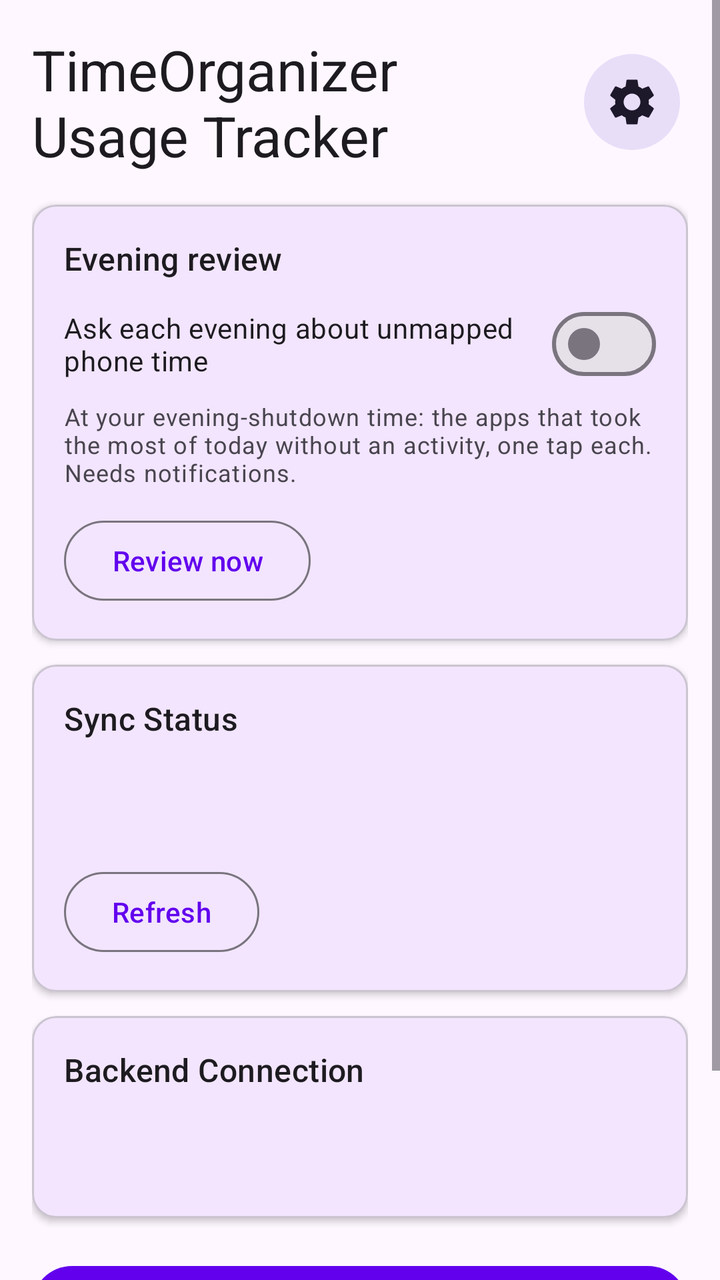
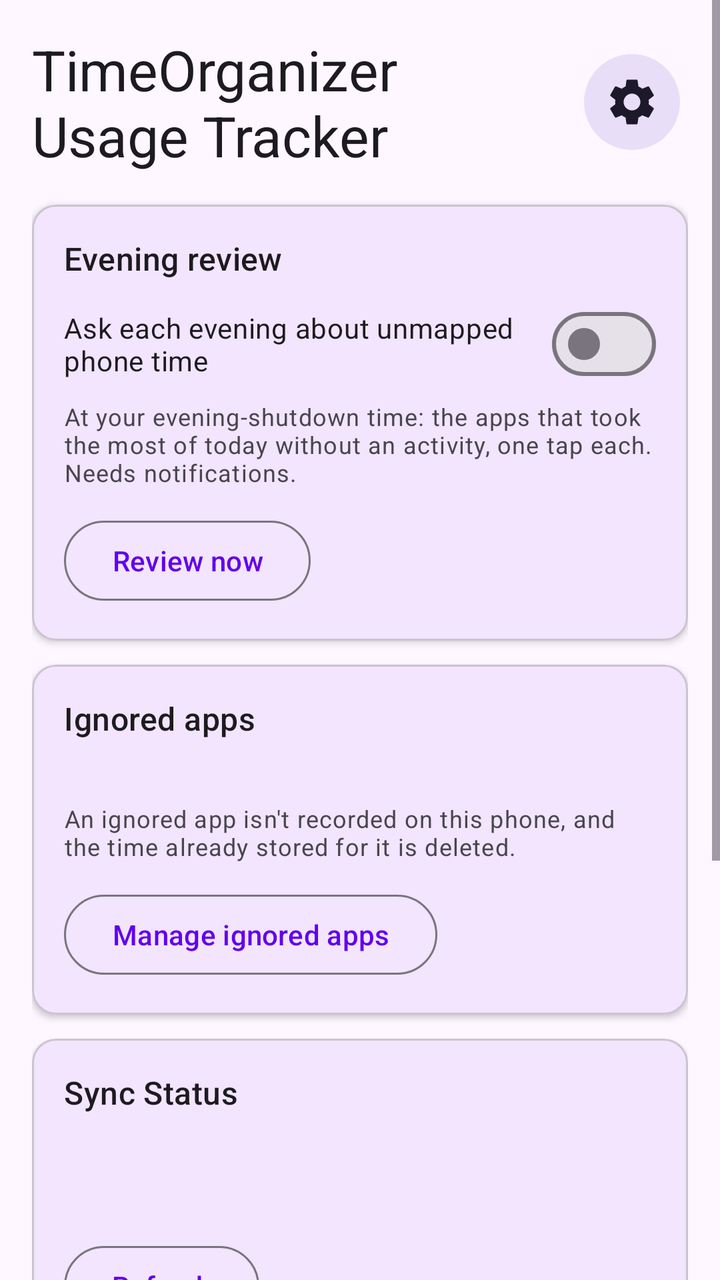

Compare the two renders of this Android layout. The source of the first and the diff that turns it into the second are given below.
<!-- AndroidManifest.xml: application theme Theme.TimeOrganizerUsageTracker -->
<!-- res/layout/activity_main.xml -->
<?xml version="1.0" encoding="utf-8"?>
<LinearLayout xmlns:android="http://schemas.android.com/apk/res/android"
    xmlns:app="http://schemas.android.com/apk/res-auto"
    android:layout_width="match_parent"
    android:id="@+id/root"
    android:layout_height="match_parent"
    android:orientation="vertical">

    
    <com.google.android.material.card.MaterialCardView
        android:id="@+id/bannerUsageAccess"
        android:layout_width="match_parent"
        android:layout_height="wrap_content"
        android:layout_marginStart="16dp"
        android:layout_marginEnd="16dp"
        android:layout_marginTop="16dp"
        android:visibility="gone"
        app:cardBackgroundColor="?attr/colorErrorContainer"
        app:strokeColor="?attr/colorError"
        app:strokeWidth="1dp"
        app:cardElevation="0dp"
        app:cardCornerRadius="12dp">

        <LinearLayout
            android:layout_width="match_parent"
            android:layout_height="wrap_content"
            android:orientation="vertical"
            android:padding="16dp">

            <TextView
                android:layout_width="wrap_content"
                android:layout_height="wrap_content"
                android:text="@string/usage_access_banner_title"
                android:textAppearance="?attr/textAppearanceTitleMedium"
                android:textColor="?attr/colorOnErrorContainer"
                android:layout_marginBottom="4dp" />

            <TextView
                android:layout_width="wrap_content"
                android:layout_height="wrap_content"
                android:text="@string/usage_access_banner_text"
                android:textAppearance="?attr/textAppearanceBodyMedium"
                android:textColor="?attr/colorOnErrorContainer"
                android:layout_marginBottom="12dp" />

            <com.google.android.material.button.MaterialButton
                android:id="@+id/btnGrantPermission"
                android:layout_width="wrap_content"
                android:layout_height="wrap_content"
                android:text="@string/btn_grant_permission"
                android:backgroundTint="?attr/colorError"
                android:textColor="?attr/colorOnError" />

        </LinearLayout>
    </com.google.android.material.card.MaterialCardView>

    <ScrollView
        android:layout_width="match_parent"
        android:layout_height="0dp"
        android:layout_weight="1"
        android:clipToPadding="false"
        android:fillViewport="true">

    <LinearLayout
        android:layout_width="match_parent"
        android:layout_height="wrap_content"
        android:orientation="vertical"
        android:padding="16dp">

        
        <LinearLayout
            android:layout_width="match_parent"
            android:layout_height="wrap_content"
            android:orientation="horizontal"
            android:gravity="center_vertical"
            android:layout_marginBottom="16dp">

            <TextView
                android:layout_width="0dp"
                android:layout_height="wrap_content"
                android:layout_weight="1"
                android:text="TimeOrganizer Usage Tracker"
                android:textAppearance="?attr/textAppearanceHeadlineMedium" />

            <com.google.android.material.button.MaterialButton
                android:id="@+id/btnSettings"
                style="@style/Widget.Material3.Button.IconButton.Filled.Tonal"
                android:layout_width="wrap_content"
                android:layout_height="wrap_content"
                android:layout_marginStart="8dp"
                android:contentDescription="@string/settings_title"
                app:icon="@drawable/ic_settings"
                app:iconSize="28dp" />

        </LinearLayout>

        
        <com.google.android.material.card.MaterialCardView
            android:id="@+id/bannerSetup"
            android:layout_width="match_parent"
            android:layout_height="wrap_content"
            android:layout_marginBottom="12dp"
            android:visibility="gone"
            android:clickable="true"
            android:focusable="true"
            app:cardBackgroundColor="@color/warning_container"
            app:strokeColor="@color/warning"
            app:strokeWidth="1dp"
            app:cardElevation="0dp"
            app:cardCornerRadius="12dp">

            <LinearLayout
                android:layout_width="match_parent"
                android:layout_height="wrap_content"
                android:orientation="vertical"
                android:padding="16dp">

                <TextView
                    android:layout_width="wrap_content"
                    android:layout_height="wrap_content"
                    android:text="@string/setup_banner_title"
                    android:textAppearance="?attr/textAppearanceTitleMedium"
                    android:textColor="@color/on_warning_container"
                    android:layout_marginBottom="4dp" />

                <TextView
                    android:id="@+id/tvSetupBanner"
                    android:layout_width="wrap_content"
                    android:layout_height="wrap_content"
                    android:textAppearance="?attr/textAppearanceBodyMedium"
                    android:textColor="@color/on_warning_container"
                    android:layout_marginBottom="12dp" />

                <com.google.android.material.button.MaterialButton
                    android:id="@+id/btnOpenSettings"
                    android:layout_width="wrap_content"
                    android:layout_height="wrap_content"
                    android:text="@string/btn_open_settings"
                    android:textColor="@color/on_warning_container"
                    app:strokeColor="@color/warning"
                    style="@style/Widget.Material3.Button.OutlinedButton" />

            </LinearLayout>
        </com.google.android.material.card.MaterialCardView>

        
        <com.google.android.material.card.MaterialCardView
            android:layout_width="match_parent"
            android:layout_height="wrap_content"
            android:layout_marginBottom="12dp"
            app:cardElevation="2dp"
            app:cardCornerRadius="12dp">

            <LinearLayout
                android:layout_width="match_parent"
                android:layout_height="wrap_content"
                android:orientation="vertical"
                android:padding="16dp">

                <TextView
                    android:layout_width="wrap_content"
                    android:layout_height="wrap_content"
                    android:text="@string/review_card_title"
                    android:textAppearance="?attr/textAppearanceTitleMedium"
                    android:layout_marginBottom="8dp" />

                <com.google.android.material.materialswitch.MaterialSwitch
                    android:id="@+id/swEveningReview"
                    android:layout_width="match_parent"
                    android:layout_height="wrap_content"
                    android:text="@string/review_card_switch" />

                <TextView
                    android:layout_width="wrap_content"
                    android:layout_height="wrap_content"
                    android:text="@string/review_card_hint"
                    android:textAppearance="?attr/textAppearanceBodySmall"
                    android:layout_marginTop="4dp"
                    android:layout_marginBottom="12dp" />

                <com.google.android.material.button.MaterialButton
                    android:id="@+id/btnReviewNow"
                    android:layout_width="wrap_content"
                    android:layout_height="wrap_content"
                    android:text="@string/btn_review_now"
                    style="@style/Widget.Material3.Button.OutlinedButton" />

            </LinearLayout>
        </com.google.android.material.card.MaterialCardView>

        
        <com.google.android.material.card.MaterialCardView
            android:layout_width="match_parent"
            android:layout_height="wrap_content"
            android:layout_marginBottom="12dp"
            app:cardElevation="2dp"
            app:cardCornerRadius="12dp">

            <LinearLayout
                android:layout_width="match_parent"
                android:layout_height="wrap_content"
                android:orientation="vertical"
                android:padding="16dp">

                <TextView
                    android:layout_width="wrap_content"
                    android:layout_height="wrap_content"
                    android:text="Sync Status"
                    android:textAppearance="?attr/textAppearanceTitleMedium"
                    android:layout_marginBottom="8dp" />

                <TextView
                    android:id="@+id/tvLastSync"
                    android:layout_width="wrap_content"
                    android:layout_height="wrap_content"
                    android:textAppearance="?attr/textAppearanceBodyMedium" />

                <TextView
                    android:id="@+id/tvSyncResult"
                    android:layout_width="wrap_content"
                    android:layout_height="wrap_content"
                    android:textAppearance="?attr/textAppearanceBodyMedium"
                    android:layout_marginTop="4dp" />

                <com.google.android.material.button.MaterialButton
                    android:id="@+id/btnRefreshStatus"
                    android:layout_width="wrap_content"
                    android:layout_height="wrap_content"
                    android:layout_marginTop="12dp"
                    android:text="@string/btn_refresh_status"
                    style="@style/Widget.Material3.Button.OutlinedButton" />

            </LinearLayout>
        </com.google.android.material.card.MaterialCardView>

        
        <com.google.android.material.card.MaterialCardView
            android:layout_width="match_parent"
            android:layout_height="wrap_content"
            android:layout_marginBottom="12dp"
            app:cardElevation="2dp"
            app:cardCornerRadius="12dp">

            <LinearLayout
                android:layout_width="match_parent"
                android:layout_height="wrap_content"
                android:orientation="vertical"
                android:padding="16dp">

                <TextView
                    android:layout_width="wrap_content"
                    android:layout_height="wrap_content"
                    android:text="Backend Connection"
                    android:textAppearance="?attr/textAppearanceTitleMedium"
                    android:layout_marginBottom="8dp" />

                <TextView
                    android:id="@+id/tvBackendStatus"
                    android:layout_width="wrap_content"
                    android:layout_height="wrap_content"
                    android:textAppearance="?attr/textAppearanceBodyMedium" />

                <TextView
                    android:id="@+id/tvApiUrl"
                    android:layout_width="wrap_content"
                    android:layout_height="wrap_content"
                    android:textAppearance="?attr/textAppearanceBodySmall"
                    android:layout_marginTop="4dp" />

            </LinearLayout>
        </com.google.android.material.card.MaterialCardView>

        
        <com.google.android.material.button.MaterialButton
            android:id="@+id/btnSyncNow"
            android:layout_width="match_parent"
            android:layout_height="wrap_content"
            android:text="@string/btn_sync_now"
            android:layout_marginTop="8dp" />

        
        <com.google.android.material.button.MaterialButton
            android:id="@+id/btnLogout"
            android:layout_width="match_parent"
            android:layout_height="wrap_content"
            android:text="@string/btn_logout"
            android:layout_marginTop="24dp"
            style="@style/Widget.Material3.Button.TextButton" />

    </LinearLayout>
    </ScrollView>
</LinearLayout>
<!-- resources referenced by this layout -->
<resources>
  <color name="on_warning_container">#FF3D2E00</color>
  <color name="warning">#FFB98900</color>
  <color name="warning_container">#FFFFF0C2</color>
  <!-- drawable ic_settings (drawable) -->
  <?xml version="1.0" encoding="utf-8"?>
  <vector xmlns:android="http://schemas.android.com/apk/res/android"
      android:width="24dp"
      android:height="24dp"
      android:viewportWidth="24"
      android:viewportHeight="24">
      <path
          android:fillColor="#FF000000"
          android:pathData="M19.14,12.94c0.04,-0.3 0.06,-0.61 0.06,-0.94c0,-0.32 -0.02,-0.64 -0.07,-0.94l2.03,-1.58c0.18,-0.14 0.23,-0.41 0.12,-0.61l-1.92,-3.32c-0.12,-0.22 -0.37,-0.29 -0.59,-0.22l-2.39,0.96c-0.5,-0.38 -1.03,-0.7 -1.62,-0.94L14.4,2.81c-0.04,-0.24 -0.24,-0.41 -0.48,-0.41h-3.84c-0.24,0 -0.43,0.17 -0.47,0.41L9.25,5.35C8.66,5.59 8.12,5.92 7.63,6.29L5.24,5.33c-0.22,-0.08 -0.47,0 -0.59,0.22L2.74,8.87C2.62,9.08 2.66,9.34 2.86,9.48l2.03,1.58C4.84,11.36 4.8,11.69 4.8,12s0.02,0.64 0.07,0.94l-2.03,1.58c-0.18,0.14 -0.23,0.41 -0.12,0.61l1.92,3.32c0.12,0.22 0.37,0.29 0.59,0.22l2.39,-0.96c0.5,0.38 1.03,0.7 1.62,0.94l0.36,2.54c0.05,0.24 0.24,0.41 0.48,0.41h3.84c0.24,0 0.44,-0.17 0.47,-0.41l0.36,-2.54c0.59,-0.24 1.13,-0.56 1.62,-0.94l2.39,0.96c0.22,0.08 0.47,0 0.59,-0.22l1.92,-3.32c0.12,-0.22 0.07,-0.47 -0.12,-0.61L19.14,12.94zM12,15.6c-1.98,0 -3.6,-1.62 -3.6,-3.6s1.62,-3.6 3.6,-3.6s3.6,1.62 3.6,3.6S13.98,15.6 12,15.6z" />
  </vector>
  <string name="btn_grant_permission">Grant Usage Access</string>
  <string name="btn_logout">Sign Out</string>
  <string name="btn_open_settings">Open settings</string>
  <string name="btn_refresh_status">Refresh</string>
  <string name="btn_review_now">Review now</string>
  <string name="btn_sync_now">Sync Now</string>
  <string name="review_card_hint">At your evening-shutdown time: the apps that took the most of today without an activity, one tap each. Needs notifications.</string>
  <string name="review_card_switch">Ask each evening about unmapped phone time</string>
  <string name="review_card_title">Evening review</string>
  <string name="settings_title">Settings</string>
  <string name="setup_banner_title">Setup isn\'t finished</string>
  <string name="usage_access_banner_text">Your app use isn\'t being read. Android keeps it for about a week, and it\'s picked up once access is back — anything older is gone.</string>
  <string name="usage_access_banner_title">Usage access is off</string>
  <style name="Theme.TimeOrganizerUsageTracker" parent="Theme.Material3.DayNight.NoActionBar">
          <item name="colorPrimary">@color/purple_500</item>
          <item name="colorOnPrimary">@color/white</item>
          <item name="colorSecondary">@color/teal_200</item>
          <item name="colorOnSecondary">@color/black</item>
      </style>
  <color name="purple_500">#FF6200EE</color>
  <color name="white">#FFFFFFFF</color>
  <color name="teal_200">#FF03DAC5</color>
  <color name="black">#FF000000</color>
</resources>

<!-- the commit's change to res/layout/activity_main.xml (unified diff, before → after) -->
@@ -205,6 +205,51 @@
                 <TextView
                     android:layout_width="wrap_content"
                     android:layout_height="wrap_content"
+                    android:text="@string/ignored_title"
+                    android:textAppearance="?attr/textAppearanceTitleMedium"
+                    android:layout_marginBottom="8dp" />
+
+                <TextView
+                    android:id="@+id/tvIgnoredCount"
+                    android:layout_width="wrap_content"
+                    android:layout_height="wrap_content"
+                    android:textAppearance="?attr/textAppearanceBodyMedium" />
+
+                <TextView
+                    android:layout_width="wrap_content"
+                    android:layout_height="wrap_content"
+                    android:text="@string/ignored_card_hint"
+                    android:textAppearance="?attr/textAppearanceBodySmall"
+                    android:layout_marginTop="4dp"
+                    android:layout_marginBottom="12dp" />
+
+                <com.google.android.material.button.MaterialButton
+                    android:id="@+id/btnIgnoredApps"
+                    android:layout_width="wrap_content"
+                    android:layout_height="wrap_content"
+                    android:text="@string/btn_ignored_apps"
+                    style="@style/Widget.Material3.Button.OutlinedButton" />
+
+            </LinearLayout>
+        </com.google.android.material.card.MaterialCardView>
+
+        
+        <com.google.android.material.card.MaterialCardView
+            android:layout_width="match_parent"
+            android:layout_height="wrap_content"
+            android:layout_marginBottom="12dp"
+            app:cardElevation="2dp"
+            app:cardCornerRadius="12dp">
+
+            <LinearLayout
+                android:layout_width="match_parent"
+                android:layout_height="wrap_content"
+                android:orientation="vertical"
+                android:padding="16dp">
+
+                <TextView
+                    android:layout_width="wrap_content"
+                    android:layout_height="wrap_content"
                     android:text="Sync Status"
                     android:textAppearance="?attr/textAppearanceTitleMedium"
                     android:layout_marginBottom="8dp" />
<!-- resource entries referenced after the edit -->
@@ -15,11 +15,14 @@
           android:pathData="M19.14,12.94c0.04,-0.3 0.06,-0.61 0.06,-0.94c0,-0.32 -0.02,-0.64 -0.07,-0.94l2.03,-1.58c0.18,-0.14 0.23,-0.41 0.12,-0.61l-1.92,-3.32c-0.12,-0.22 -0.37,-0.29 -0.59,-0.22l-2.39,0.96c-0.5,-0.38 -1.03,-0.7 -1.62,-0.94L14.4,2.81c-0.04,-0.24 -0.24,-0.41 -0.48,-0.41h-3.84c-0.24,0 -0.43,0.17 -0.47,0.41L9.25,5.35C8.66,5.59 8.12,5.92 7.63,6.29L5.24,5.33c-0.22,-0.08 -0.47,0 -0.59,0.22L2.74,8.87C2.62,9.08 2.66,9.34 2.86,9.48l2.03,1.58C4.84,11.36 4.8,11.69 4.8,12s0.02,0.64 0.07,0.94l-2.03,1.58c-0.18,0.14 -0.23,0.41 -0.12,0.61l1.92,3.32c0.12,0.22 0.37,0.29 0.59,0.22l2.39,-0.96c0.5,0.38 1.03,0.7 1.62,0.94l0.36,2.54c0.05,0.24 0.24,0.41 0.48,0.41h3.84c0.24,0 0.44,-0.17 0.47,-0.41l0.36,-2.54c0.59,-0.24 1.13,-0.56 1.62,-0.94l2.39,0.96c0.22,0.08 0.47,0 0.59,-0.22l1.92,-3.32c0.12,-0.22 0.07,-0.47 -0.12,-0.61L19.14,12.94zM12,15.6c-1.98,0 -3.6,-1.62 -3.6,-3.6s1.62,-3.6 3.6,-3.6s3.6,1.62 3.6,3.6S13.98,15.6 12,15.6z" />
   </vector>
   <string name="btn_grant_permission">Grant Usage Access</string>
+  <string name="btn_ignored_apps">Manage ignored apps</string>
   <string name="btn_logout">Sign Out</string>
   <string name="btn_open_settings">Open settings</string>
   <string name="btn_refresh_status">Refresh</string>
   <string name="btn_review_now">Review now</string>
   <string name="btn_sync_now">Sync Now</string>
+  <string name="ignored_card_hint">An ignored app isn\'t recorded on this phone, and the time already stored for it is deleted.</string>
+  <string name="ignored_title">Ignored apps</string>
   <string name="review_card_hint">At your evening-shutdown time: the apps that took the most of today without an activity, one tap each. Needs notifications.</string>
   <string name="review_card_switch">Ask each evening about unmapped phone time</string>
   <string name="review_card_title">Evening review</string>
